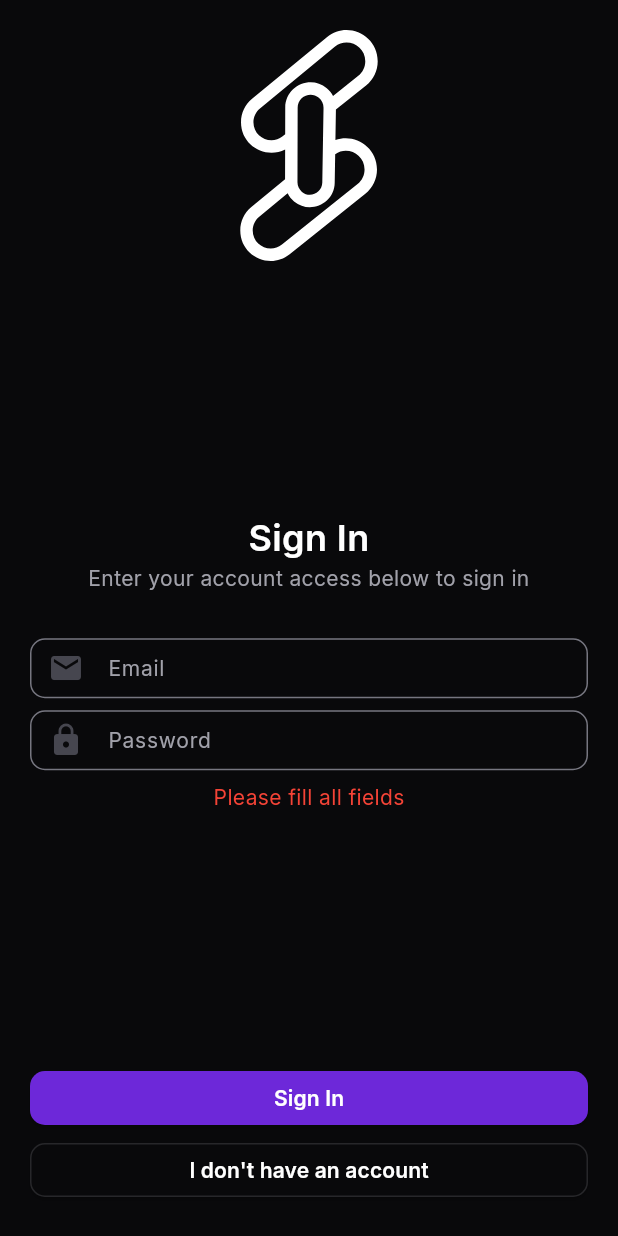
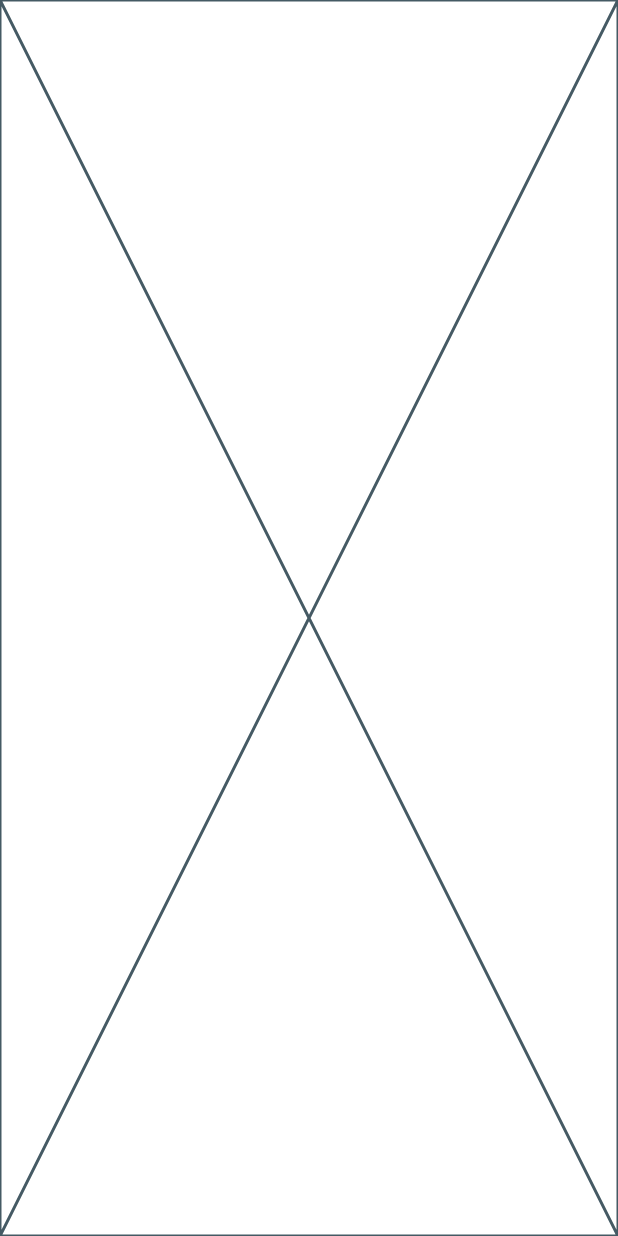
Before and after one commit to AdamLBS/Area, a Flutter app: the screen it shows after launch, after a tap on "Sign In", after a tap on "I don't have an account", on a phone screen of 412 x 824 dp. Run offline on Flutter 3.47's test engine with Material 3 defaults, Android fonts, the phone set to English and light mode, and no system bars; our stand-ins replace flutter_svg, google_fonts.

```diff
--- a/mobile/lib/main.dart
+++ b/mobile/lib/main.dart
@@ -1,5 +1,7 @@
 import 'package:area/pages/login.dart';
 import 'package:flutter/material.dart';
+
+import 'pages/register.dart';
 
 void main() {
   runApp(MyApp());
@@ -18,6 +20,16 @@ class MyApp extends StatelessWidget {
           colorScheme: ColorScheme.fromSeed(seedColor: Color(0xFF09090B)),
         ),
         home: LoginPage(),
+        onGenerateRoute: (settings) {
+          switch (settings.name) {
+            case '/login':
+              return MaterialPageRoute(builder: (context) => LoginPage());
+            case '/register':
+              return MaterialPageRoute(builder: (context) => RegisterPage());
+            default:
+              return MaterialPageRoute(builder: (context) => LoginPage());
+          }
+        },
       ),
     );
   }
--- a/mobile/lib/pages/login.dart
+++ b/mobile/lib/pages/login.dart
@@ -167,7 +167,9 @@ class _LoginPageState extends State<LoginPage> {
                     ),
                     minimumSize: Size(double.infinity, 36),
                   ),
-                  onPressed: () {},
+                  onPressed: () {
+                    Navigator.of(context).pushNamed("/register");
+                  },
                   child: Text(
                     "I don't have an account",
                     style: GoogleFonts.inter(
--- /dev/null
+++ b/mobile/lib/pages/register.dart
@@ -0,0 +1,15 @@
+import 'package:flutter/material.dart';
+
+class RegisterPage extends StatefulWidget {
+  const RegisterPage({super.key});
+
+  @override
+  State<RegisterPage> createState() => _RegisterPageState();
+}
+
+class _RegisterPageState extends State<RegisterPage> {
+  @override
+  Widget build(BuildContext context) {
+    return const Placeholder();
+  }
+}
```
